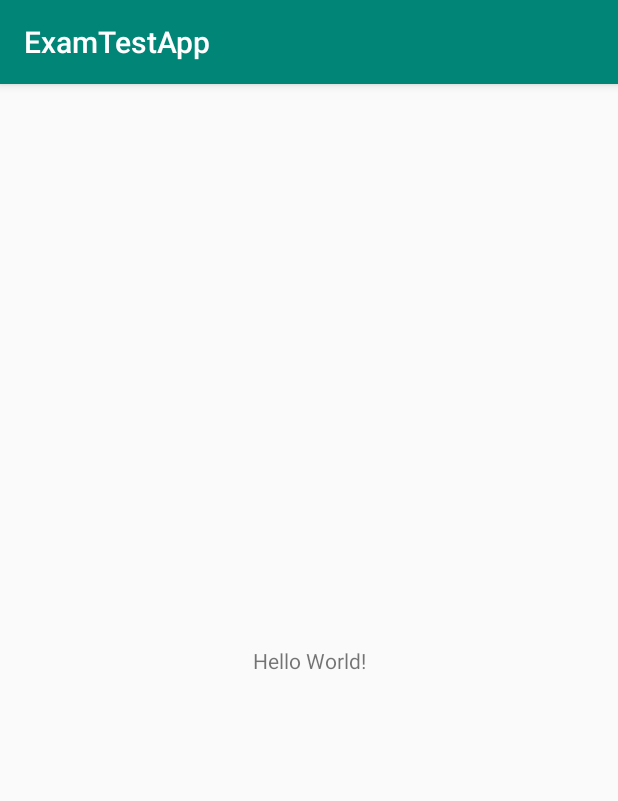
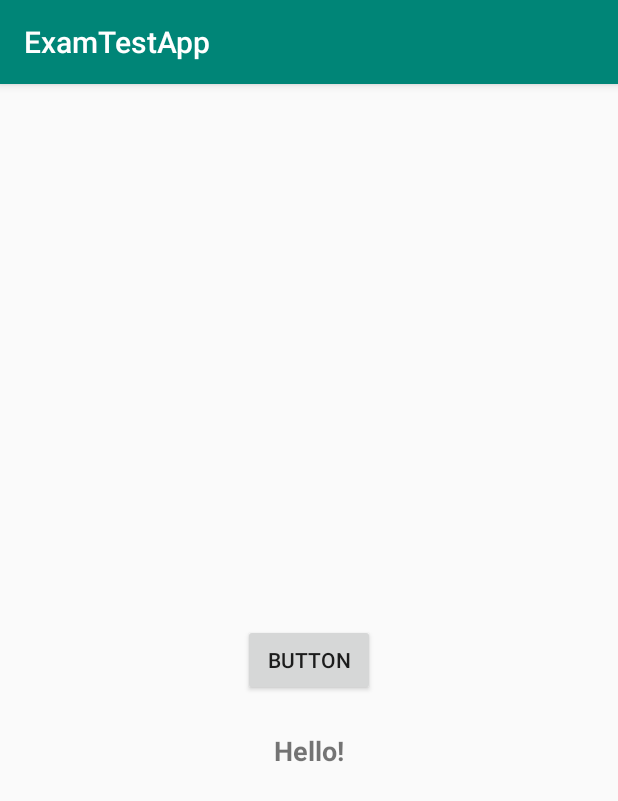
Before and after one commit to amir-hossain/ExamAppTest, an Android app: the screen it shows after launch (MainActivity), on a phone screen of 412 x 824 dp. Shown: the top 801 px of the screen. Run offline under Robolectric (Android 15) with nearby library versions, the phone set to English and light mode, and no system bars.

Commit message:
view model test done

```diff
--- a/app/build.gradle
+++ b/app/build.gradle
@@ -25,4 +25,8 @@ dependencies {
     testImplementation 'junit:junit:4.12'
     androidTestImplementation 'com.android.support.test:runner:1.0.2'
     androidTestImplementation 'com.android.support.test.espresso:espresso-core:3.0.2'
+    def lifecycle_version = "1.1.1"
+
+    // ViewModel and LiveData
+    implementation "android.arch.lifecycle:extensions:$lifecycle_version"
 }
--- a/app/src/main/java/com/example/amir/examtestapp/MainActivity.java
+++ b/app/src/main/java/com/example/amir/examtestapp/MainActivity.java
@@ -1,13 +1,33 @@
 package com.example.amir.examtestapp;
 
+import android.arch.lifecycle.Observer;
+import android.arch.lifecycle.ViewModelProviders;
+import android.support.annotation.Nullable;
 import android.support.v7.app.AppCompatActivity;
 import android.os.Bundle;
+import android.view.View;
+import android.widget.TextView;
 
 public class MainActivity extends AppCompatActivity {
+    TextView textView;
 
     @Override
     protected void onCreate(Bundle savedInstanceState) {
         super.onCreate(savedInstanceState);
         setContentView(R.layout.activity_main);
+        textView=findViewById(R.id.textView);
+        final UserModel viewModel = ViewModelProviders.of(this).get(UserModel.class);
+        viewModel.liveData.observe(this, new Observer<String>() {
+            @Override
+            public void onChanged(@Nullable String value) {
+                textView.setText(value);
+            }
+        });
+        findViewById(R.id.button).setOnClickListener(new View.OnClickListener() {
+            @Override
+            public void onClick(View v) {
+                viewModel.doAction();
+            }
+        });
     }
 }
--- /dev/null
+++ b/app/src/main/java/com/example/amir/examtestapp/UserModel.java
@@ -0,0 +1,24 @@
+package com.example.amir.examtestapp;
+
+import android.arch.lifecycle.MutableLiveData;
+import android.arch.lifecycle.ViewModel;
+
+public class UserModel extends ViewModel {
+    private String[] greating ={"Hi!","Hey!","Wats up!","Hellooooooo!","Hey there"};
+    private int index=0;
+    public final MutableLiveData<String> liveData = new MutableLiveData<>();
+
+    public UserModel() {
+        // trigger user load.
+    }
+
+    void doAction() {
+        if(index<5){
+            liveData.setValue(greating[index++]);
+        }else {
+            index=0;
+            liveData.setValue(greating[index++]);
+        }
+
+    }
+}
--- a/app/src/main/res/layout/activity_main.xml
+++ b/app/src/main/res/layout/activity_main.xml
@@ -6,13 +6,26 @@
     android:layout_height="match_parent"
     tools:context=".MainActivity">
 
-    <TextView
+    <Button
+        android:id="@+id/button"
         android:layout_width="wrap_content"
         android:layout_height="wrap_content"
-        android:text="Hello World!"
+        android:text="Button"
         app:layout_constraintBottom_toBottomOf="parent"
-        app:layout_constraintLeft_toLeftOf="parent"
-        app:layout_constraintRight_toRightOf="parent"
+        app:layout_constraintEnd_toEndOf="parent"
+        app:layout_constraintStart_toStartOf="parent"
         app:layout_constraintTop_toTopOf="parent" />
 
+    <TextView
+        android:id="@+id/textView"
+        android:layout_width="wrap_content"
+        android:layout_height="wrap_content"
+        android:layout_marginTop="24dp"
+        android:text="Hello!"
+        android:textSize="18sp"
+        android:textStyle="bold"
+        app:layout_constraintEnd_toEndOf="parent"
+        app:layout_constraintStart_toStartOf="parent"
+        app:layout_constraintTop_toBottomOf="@+id/button" />
+
 </android.support.constraint.ConstraintLayout>
```
Also changed, not shown: 756 other files.
